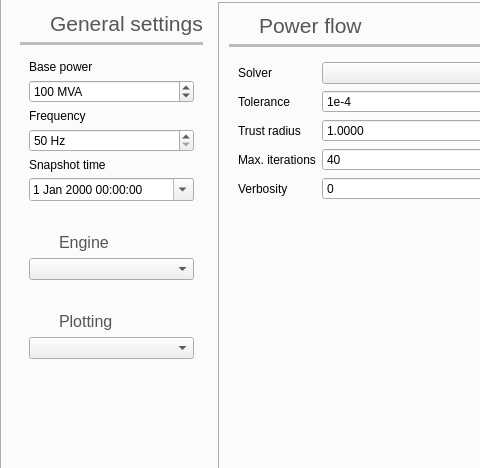
Above: src/GridCal/Gui/Main/MainWindow.ui from SanPen/GridCal before the change; both pictures show x 0 to 480 and y 84 to 552 of the 1346 by 811 pixel window. Below: the same form after it.
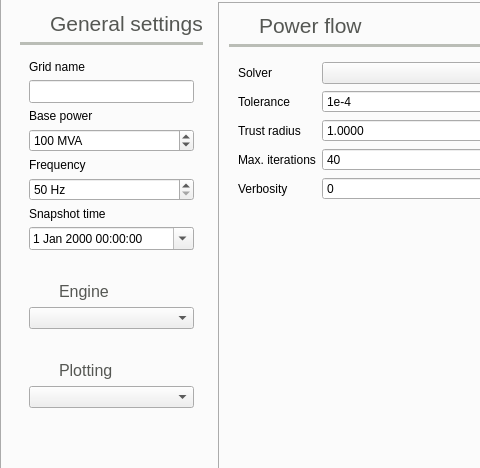
That is the form after the change. The open tabs and pages were chosen to show the change. Icons and pictures are not drawn.

Commit message: Moved the grid name to the settings in the GUI Implemented powell method and tests passing

The edit to the form file:
```diff
--- a/src/GridCal/Gui/Main/MainWindow.ui
+++ b/src/GridCal/Gui/Main/MainWindow.ui
@@ -295,13 +295,6 @@
                    <property name="bottomMargin">
                     <number>0</number>
                    </property>
-                   <item>
-                    <widget class="QLineEdit" name="grid_name_line_edit">
-                     <property name="toolTip">
-                      <string>Name of the grid model</string>
-                     </property>
-                    </widget>
-                   </item>
                    <item>
                     <widget class="QTabWidget" name="tabWidget_6">
                      <property name="tabPosition">
@@ -3363,6 +3356,25 @@
               <enum>QFrame::Raised</enum>
              </property>
              <layout class="QVBoxLayout" name="verticalLayout_17">
+              <item>
+               <widget class="QLabel" name="label_82">
+                <property name="font">
+                 <font>
+                  <pointsize>9</pointsize>
+                 </font>
+                </property>
+                <property name="text">
+                 <string>Grid name</string>
+                </property>
+               </widget>
+              </item>
+              <item>
+               <widget class="QLineEdit" name="grid_name_line_edit">
+                <property name="toolTip">
+                 <string>Name of the grid model</string>
+                </property>
+               </widget>
+              </item>
               <item>
                <widget class="QLabel" name="label_57">
                 <property name="font">
```
The commit also changes 7 other files.
